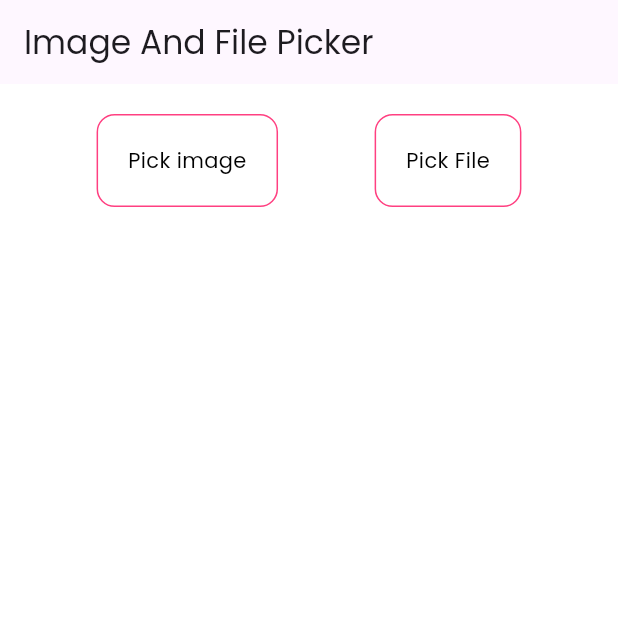
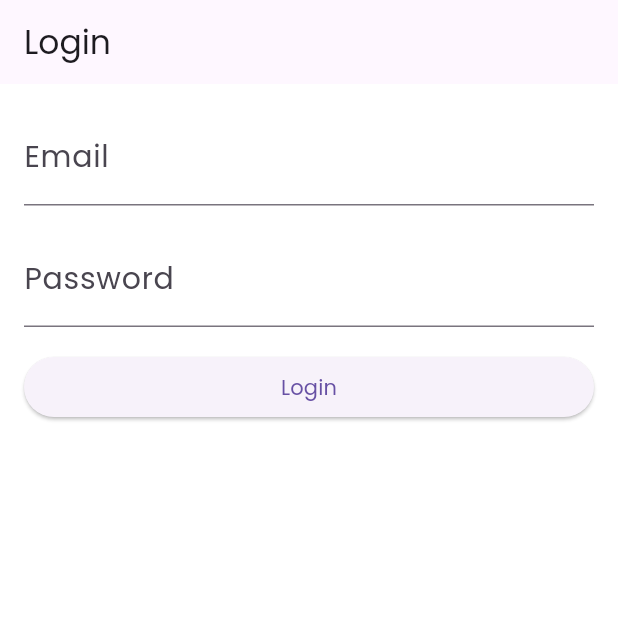
Before and after one commit to drumkiller-peter/flutter_class, a Flutter app: the screen it shows after launch, on a phone screen of 412 x 824 dp, the top half of it. Run offline on Flutter 3.47's test engine with Material 3 defaults, Android fonts, the phone set to English and light mode, and no system bars; our stand-ins replace bloc, equatable, file_picker, flutter_bloc, readmore, shared_preferences.

Commit message:
Init Shared Preferences

```diff
--- a/instagram_ui/lib/main.dart
+++ b/instagram_ui/lib/main.dart
@@ -2,7 +2,9 @@ import 'package:flutter/material.dart';
 import 'package:flutter_bloc/flutter_bloc.dart';
 import 'package:instagram_ui/configs/app_theme.dart';
 import 'package:instagram_ui/ui/common_blocs/bloc/theme_bloc.dart';
-import 'package:instagram_ui/ui/modules/image_and_files/image_and_files_screen.dart';
+import 'package:instagram_ui/ui/modules/auth/login/bloc/authentication_bloc.dart';
+import 'package:instagram_ui/ui/modules/auth/login/login_screen.dart';
+import 'package:instagram_ui/ui/modules/auth/login/repository/authentication_repository.dart';
 
 void main() {
   runApp(const MyApp());
@@ -13,11 +15,23 @@ class MyApp extends StatelessWidget {
 
   @override
   Widget build(BuildContext context) {
-    return BlocProvider(
+    return RepositoryProvider(
+      create: (context) => AuthenticationRepository(),
+      child: MultiBlocProvider(
+        providers: [
+          BlocProvider(
             create: (context) => ThemeBloc()
               ..add(
                 ThemeChangeRequested(themeData: AppTheme.lightTheme),
               ),
+          ),
+          BlocProvider(
+            create: (context) => AuthenticationBloc(
+              authenticationRepository:
+                  context.read<AuthenticationRepository>(),
+            ),
+          ),
+        ],
         child: BlocBuilder<ThemeBloc, ThemeState>(
           builder: (context, state) {
             return MaterialApp(
@@ -28,9 +42,12 @@ class MyApp extends StatelessWidget {
               // home: const AddDistributedBooksPage(
 
               // ),
-            home: const ImageAndFilePickerScreen(),
+              // home: const ImageAndFilePickerScreen(),
+
+              home: const LoginScreen(),
             );
           },
+        ),
       ),
     );
   }
--- /dev/null
+++ b/instagram_ui/lib/ui/modules/auth/login/bloc/authentication_bloc.dart
@@ -0,0 +1,26 @@
+import 'package:equatable/equatable.dart';
+import 'package:flutter_bloc/flutter_bloc.dart';
+import 'package:instagram_ui/ui/modules/auth/login/repository/authentication_repository.dart';
+import 'package:meta/meta.dart';
+
+part 'authentication_event.dart';
+part 'authentication_state.dart';
+
+class AuthenticationBloc
+    extends Bloc<AuthenticationEvent, AuthenticationState> {
+  AuthenticationBloc({required this.authenticationRepository})
+      : super(AuthenticationInitial()) {
+    on<AuthenticationLoginRequested>((event, emit) async {
+      emit(AuthenticationLoadInProgress());
+
+      // afno logic
+      await Future.delayed(const Duration(seconds: 2));
+
+      await authenticationRepository.saveUserInfo(event.email, event.password);
+
+      emit(AuthenticationSuccess(message: "Login Success"));
+    });
+  }
+
+  AuthenticationRepository authenticationRepository;
+}
--- /dev/null
+++ b/instagram_ui/lib/ui/modules/auth/login/bloc/authentication_event.dart
@@ -0,0 +1,12 @@
+part of 'authentication_bloc.dart';
+
+@immutable
+sealed class AuthenticationEvent {}
+
+
+final class AuthenticationLoginRequested extends AuthenticationEvent {
+  final String email;
+  final String password;
+
+  AuthenticationLoginRequested({required this.email, required this.password});
+}
--- /dev/null
+++ b/instagram_ui/lib/ui/modules/auth/login/bloc/authentication_state.dart
@@ -0,0 +1,23 @@
+part of 'authentication_bloc.dart';
+
+@immutable
+sealed class AuthenticationState extends Equatable {
+  @override
+  List<Object?> get props => [];
+}
+
+final class AuthenticationInitial extends AuthenticationState {}
+
+final class AuthenticationLoadInProgress extends AuthenticationState {}
+
+final class AuthenticationFailure extends AuthenticationState {
+  final String message;
+
+  AuthenticationFailure({required this.message});
+}
+
+final class AuthenticationSuccess extends AuthenticationState {
+  final String message;
+
+  AuthenticationSuccess({required this.message});
+}
--- /dev/null
+++ b/instagram_ui/lib/ui/modules/auth/login/login_screen.dart
@@ -0,0 +1,119 @@
+import 'package:flutter/material.dart';
+import 'package:flutter_bloc/flutter_bloc.dart';
+import 'package:instagram_ui/ui/modules/auth/login/bloc/authentication_bloc.dart';
+import 'package:instagram_ui/ui/modules/home/home_screen.dart';
+
+class LoginScreen extends StatefulWidget {
+  const LoginScreen({super.key});
+
+  @override
+  _LoginScreenState createState() => _LoginScreenState();
+}
+
+class _LoginScreenState extends State<LoginScreen> {
+  final _formKey = GlobalKey<FormState>();
+  final _emailController = TextEditingController();
+  final _passwordController = TextEditingController();
+
+  @override
+  void dispose() {
+    _emailController.dispose();
+    _passwordController.dispose();
+    super.dispose();
+  }
+
+  void _login() {
+    if (_formKey.currentState!.validate()) {
+      // Perform login logic here
+      String email = _emailController.text;
+      String password = _passwordController.text;
+
+      context.read<AuthenticationBloc>().add(
+            AuthenticationLoginRequested(
+              email: email,
+              password: password,
+            ),
+          );
+
+      // Add your login logic here
+      // For example, you can validate the credentials against an API or a local database
+      // If the login is successful, navigate to the home screen
+      // If the login fails, show an error message
+    }
+  }
+
+  @override
+  Widget build(BuildContext context) {
+    return BlocListener<AuthenticationBloc, AuthenticationState>(
+      listener: (context, state) {
+        if (state is AuthenticationSuccess) {
+          // Navigate to the home screen
+          // For example, you can use the Navigator to push a new screen
+          Navigator.push(context,
+              MaterialPageRoute(builder: (context) => const HomeScreen()));
+        } else if (state is AuthenticationFailure) {
+          // Show an error message
+          // For example, you can use the ScaffoldMessenger to show a SnackBar
+          ScaffoldMessenger.of(context)
+              .showSnackBar(SnackBar(content: Text(state.message)));
+        }
+      },
+      child: Scaffold(
+        appBar: AppBar(
+          title: const Text('Login'),
+        ),
+        body: Padding(
+          padding: const EdgeInsets.all(16.0),
+          child: Form(
+            key: _formKey,
+            child: Column(
+              crossAxisAlignment: CrossAxisAlignment.stretch,
+              children: <Widget>[
+                TextFormField(
+                  controller: _emailController,
+                  keyboardType: TextInputType.emailAddress,
+                  decoration: const InputDecoration(
+                    labelText: 'Email',
+                  ),
+                  validator: (value) {
+                    if (value != null && value.isEmpty) {
+                      return 'Please enter your email';
+                    }
+                    // Add more email validation logic if needed
+                    return null;
+                  },
+                ),
+                const SizedBox(height: 16.0),
+                TextFormField(
+                  controller: _passwordController,
+                  obscureText: true,
+                  decoration: const InputDecoration(
+                    labelText: 'Password',
+                  ),
+                  validator: (value) {
+                    if (value != null && value.isEmpty) {
+                      return 'Please enter your password';
+                    }
+                    // Add more password validation logic if needed
+                    return null;
+                  },
+                ),
+                const SizedBox(height: 16.0),
+                BlocBuilder<AuthenticationBloc, AuthenticationState>(
+                  builder: (context, state) {
+                    return ElevatedButton(
+                      onPressed: _login,
+                      child: state is AuthenticationLoadInProgress
+                          ? const CircularProgressIndicator()
+                          : const Text('Login'),
+                    );
+                  },
+                ),
+              ],
+            ),
+          ),
+        ),
+      ),
+    );
+  }
+}
--- /dev/null
+++ b/instagram_ui/lib/ui/modules/auth/login/repository/authentication_repository.dart
@@ -0,0 +1,40 @@
+// ignore_for_file: public_member_api_docs, sort_constructors_first
+// data leune ani bloc lai pass garne
+
+import 'package:shared_preferences/shared_preferences.dart';
+
+class AuthenticationRepository {
+  AuthenticationRepository() {
+    _getSharedPrefInstance();
+  }
+
+  Future<void> _getSharedPrefInstance() async {
+    preferences = await SharedPreferences.getInstance();
+  }
+
+  SharedPreferences? preferences;
+
+  final String _email = "email";
+  final String _password = "password";
+
+  Future<bool> saveUserInfo(String email, String password) async {
+    await preferences?.setString(_email, email);
+    await preferences?.setString(_password, password);
+    return true;
+  }
+
+  UserModel getUserInfo() {
+    var email = preferences?.getString(_email);
+    var password = preferences?.getString(_password);
+    return UserModel(email: email ?? "", password: password ?? "");
+  }
+}
+
+class UserModel {
+  final String email;
+  final String password;
+  UserModel({
+    required this.email,
+    required this.password,
+  });
+}
--- a/instagram_ui/pubspec.yaml
+++ b/instagram_ui/pubspec.yaml
@@ -39,6 +39,8 @@ dependencies:
   flutter_bloc: ^8.1.3
   equatable: ^2.0.5
   file_picker: ^6.1.1
+  meta: ^1.10.0
+  shared_preferences: ^2.2.2
 
 dev_dependencies:
   flutter_test:
```
Also changed, not shown: instagram_ui/lib/ui/modules/home/widgets/user_detail_widget.dart (+9 -6 lines), instagram_ui/lib/ui/modules/user_info/user_info_screen.dart (added, +24 -0 lines), instagram_ui/pubspec.lock, 1 other file. Lines whose indentation alone changed are shown as unchanged.
